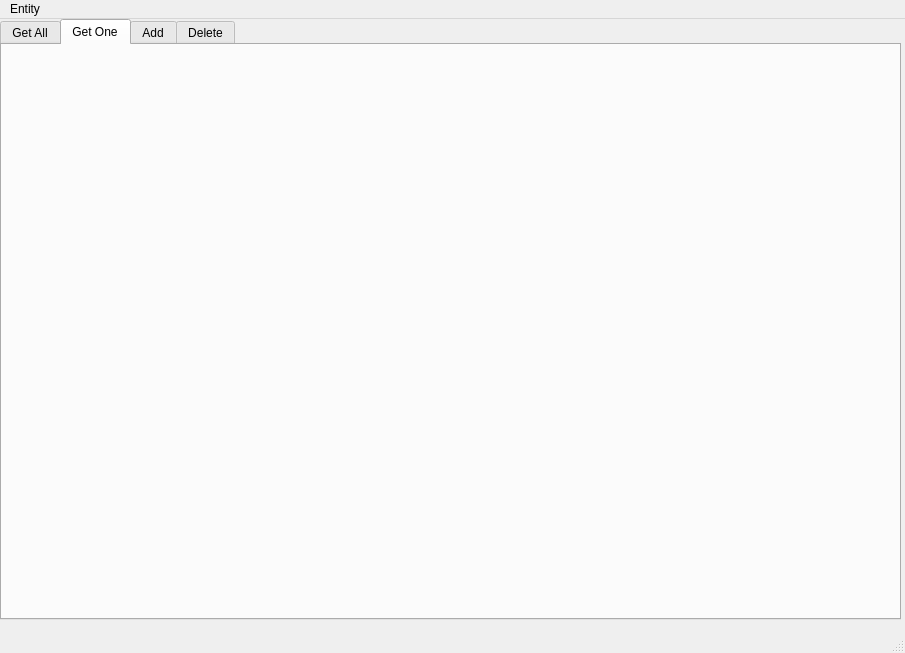
Old version of the form forms/mainWindow.ui in the repository DNRAWW/Bank_db_management.
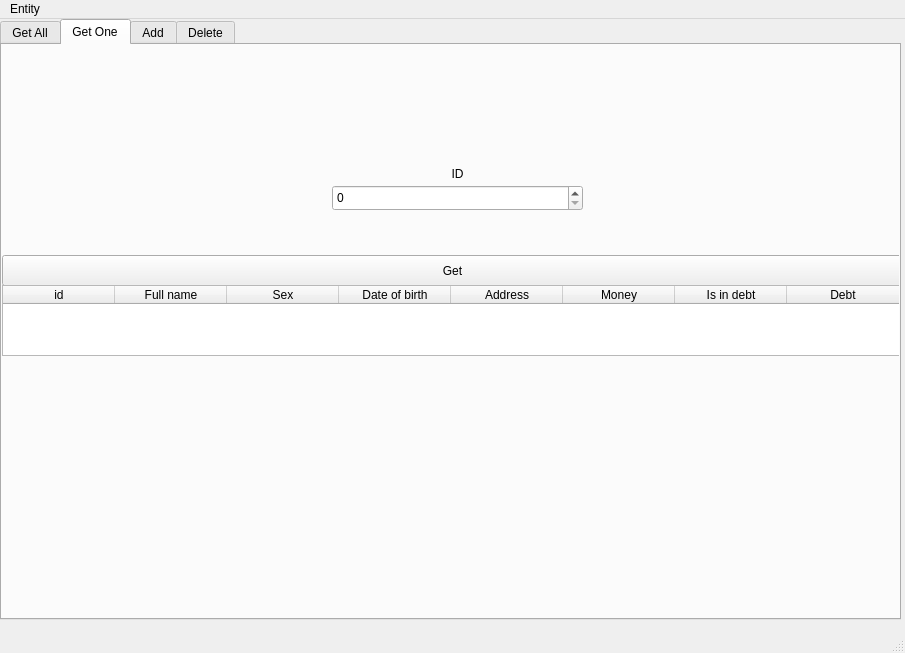
New version of the form. The open tabs and pages were chosen to show the change.

Commit message: Get one tab

```diff
--- a/forms/mainWindow.ui
+++ b/forms/mainWindow.ui
@@ -116,6 +116,126 @@
      <attribute name="title">
       <string>Get One</string>
      </attribute>
+     <widget class="QPushButton" name="getOneButton">
+      <property name="geometry">
+       <rect>
+        <x>0</x>
+        <y>210</y>
+        <width>901</width>
+        <height>31</height>
+       </rect>
+      </property>
+      <property name="text">
+       <string>Get</string>
+      </property>
+     </widget>
+     <widget class="QTableWidget" name="oneEntityTable">
+      <property name="geometry">
+       <rect>
+        <x>0</x>
+        <y>240</y>
+        <width>901</width>
+        <height>71</height>
+       </rect>
+      </property>
+      <property name="lineWidth">
+       <number>1</number>
+      </property>
+      <property name="gridStyle">
+       <enum>Qt::SolidLine</enum>
+      </property>
+      <property name="sortingEnabled">
+       <bool>true</bool>
+      </property>
+      <attribute name="horizontalHeaderDefaultSectionSize">
+       <number>112</number>
+      </attribute>
+      <column>
+       <property name="text">
+        <string>id</string>
+       </property>
+      </column>
+      <column>
+       <property name="text">
+        <string>Full name</string>
+       </property>
+      </column>
+      <column>
+       <property name="text">
+        <string>Sex</string>
+       </property>
+      </column>
+      <column>
+       <property name="text">
+        <string>Date of birth</string>
+       </property>
+      </column>
+      <column>
+       <property name="text">
+        <string>Address</string>
+       </property>
+      </column>
+      <column>
+       <property name="text">
+        <string>Money</string>
+       </property>
+      </column>
+      <column>
+       <property name="text">
+        <string>Is in debt</string>
+       </property>
+      </column>
+      <column>
+       <property name="text">
+        <string>Debt</string>
+       </property>
+      </column>
+     </widget>
+     <widget class="QLabel" name="label">
+      <property name="geometry">
+       <rect>
+        <x>330</x>
+        <y>120</y>
+        <width>251</width>
+        <height>17</height>
+       </rect>
+      </property>
+      <property name="text">
+       <string>ID</string>
+      </property>
+      <property name="scaledContents">
+       <bool>false</bool>
+      </property>
+      <property name="alignment">
+       <set>Qt::AlignCenter</set>
+      </property>
+     </widget>
+     <widget class="QSpinBox" name="idInput_One">
+      <property name="geometry">
+       <rect>
+        <x>330</x>
+        <y>140</y>
+        <width>251</width>
+        <height>26</height>
+       </rect>
+      </property>
+      <property name="maximum">
+       <number>999999999</number>
+      </property>
+     </widget>
+     <widget class="QLabel" name="ErrorLable">
+      <property name="geometry">
+       <rect>
+        <x>270</x>
+        <y>340</y>
+        <width>291</width>
+        <height>20</height>
+       </rect>
+      </property>
+      <property name="text">
+       <string/>
+      </property>
+     </widget>
     </widget>
     <widget class="QWidget" name="tab_3">
      <attribute name="title">
```
The commit also changes 5 other files.
